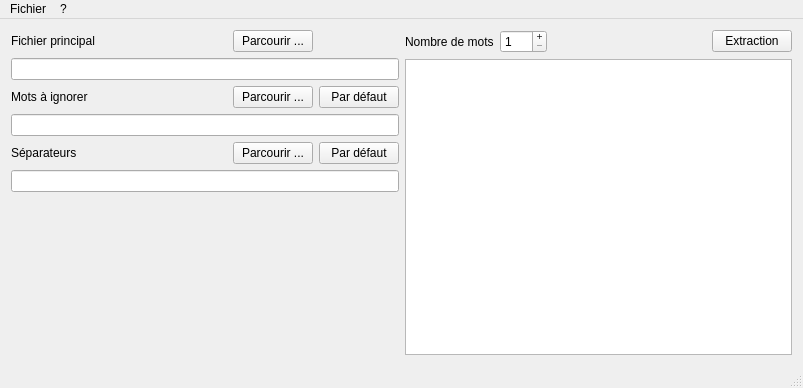
Above: src/NuageDeMotsGUI/mainwindow.ui from WordCloudZZ/WordCloudZZ before the change. Below: the same form after it.
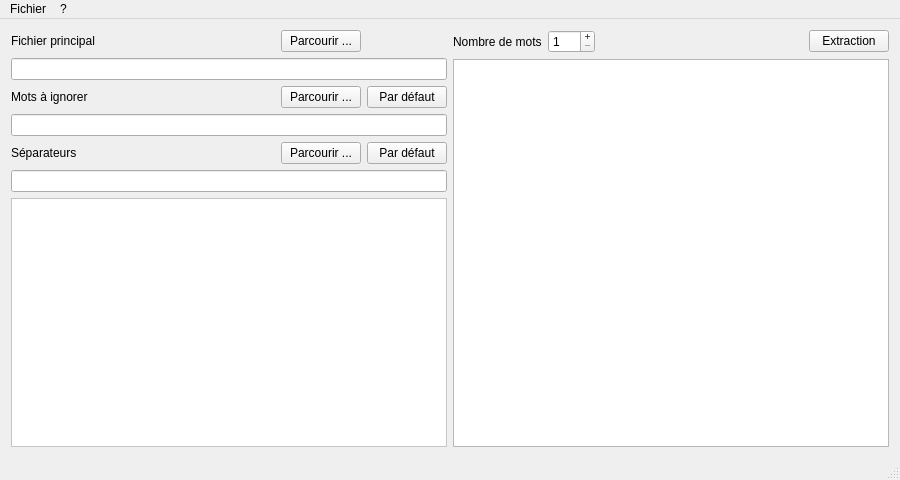
That is the form after the change. Icons and pictures are not drawn. Custom widgets are drawn as their Qt base class.

Diff of the .ui file:
```diff
--- a/src/NuageDeMotsGUI/mainwindow.ui
+++ b/src/NuageDeMotsGUI/mainwindow.ui
@@ -6,14 +6,14 @@
    <rect>
     <x>0</x>
     <y>0</y>
-    <width>803</width>
-    <height>388</height>
+    <width>900</width>
+    <height>480</height>
    </rect>
   </property>
   <property name="minimumSize">
    <size>
-    <width>803</width>
-    <height>388</height>
+    <width>900</width>
+    <height>480</height>
    </size>
   </property>
   <property name="baseSize">
@@ -124,19 +124,6 @@
         </property>
        </widget>
       </item>
-      <item row="6" column="0" colspan="4">
-       <spacer name="verticalSpacer">
-        <property name="orientation">
-         <enum>Qt::Vertical</enum>
-        </property>
-        <property name="sizeHint" stdset="0">
-         <size>
-          <width>20</width>
-          <height>40</height>
-         </size>
-        </property>
-       </spacer>
-      </item>
       <item row="0" column="2">
        <widget class="QPushButton" name="browsePrincipal">
         <property name="enabled">
@@ -153,21 +140,18 @@
         </property>
        </widget>
       </item>
-      <item row="0" column="3">
-       <spacer name="horizontalSpacer">
-        <property name="orientation">
-         <enum>Qt::Horizontal</enum>
+      <item row="6" column="0" colspan="4">
+       <widget class="TagCloud" name="frameTag">
+        <property name="styleSheet">
+         <string notr="true">background-color: rgb(255, 255, 255);</string>
         </property>
-        <property name="sizeType">
-         <enum>QSizePolicy::Minimum</enum>
+        <property name="frameShape">
+         <enum>QFrame::StyledPanel</enum>
         </property>
-        <property name="sizeHint" stdset="0">
-         <size>
-          <width>40</width>
-          <height>20</height>
-         </size>
+        <property name="frameShadow">
+         <enum>QFrame::Raised</enum>
         </property>
-       </spacer>
+       </widget>
       </item>
      </layout>
     </item>
@@ -261,7 +245,7 @@
     <rect>
      <x>0</x>
      <y>0</y>
-     <width>803</width>
+     <width>900</width>
      <height>21</height>
     </rect>
    </property>
@@ -305,6 +289,14 @@
   </action>
  </widget>
  <layoutdefault spacing="6" margin="11"/>
+ <customwidgets>
+  <customwidget>
+   <class>TagCloud</class>
+   <extends>QFrame</extends>
+   <header>TagCloud.h</header>
+   <container>1</container>
+  </customwidget>
+ </customwidgets>
  <resources/>
  <connections/>
 </ui>
```
Left out of the diff: 52 changed lines with no effect on the pictures.
